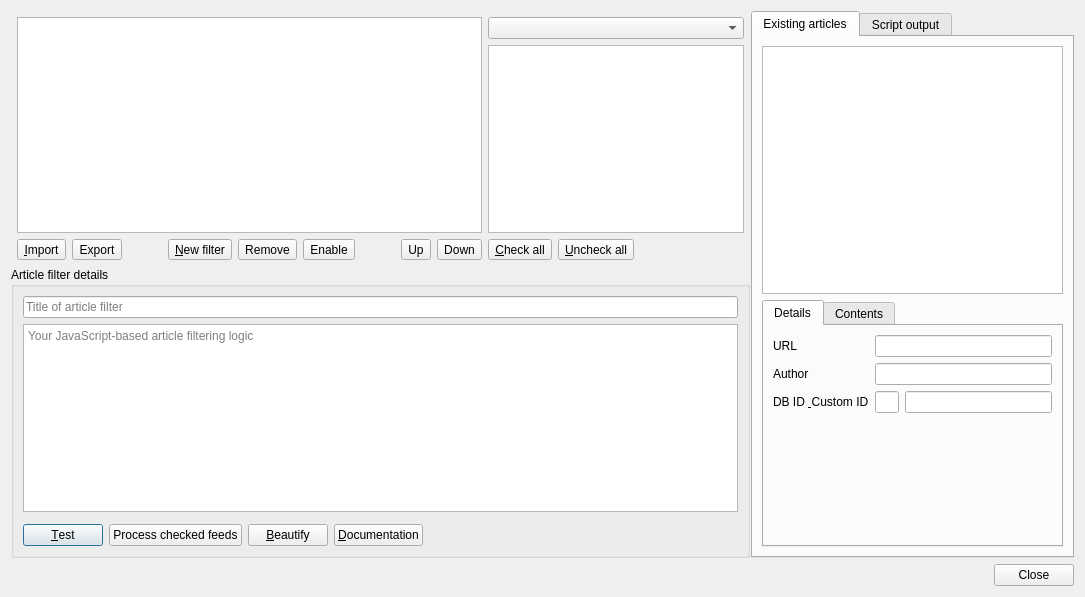
First picture: the form in src/librssguard/gui/dialogs/formmessagefiltersmanager.ui, repository martinrotter/rssguard, before the edit.
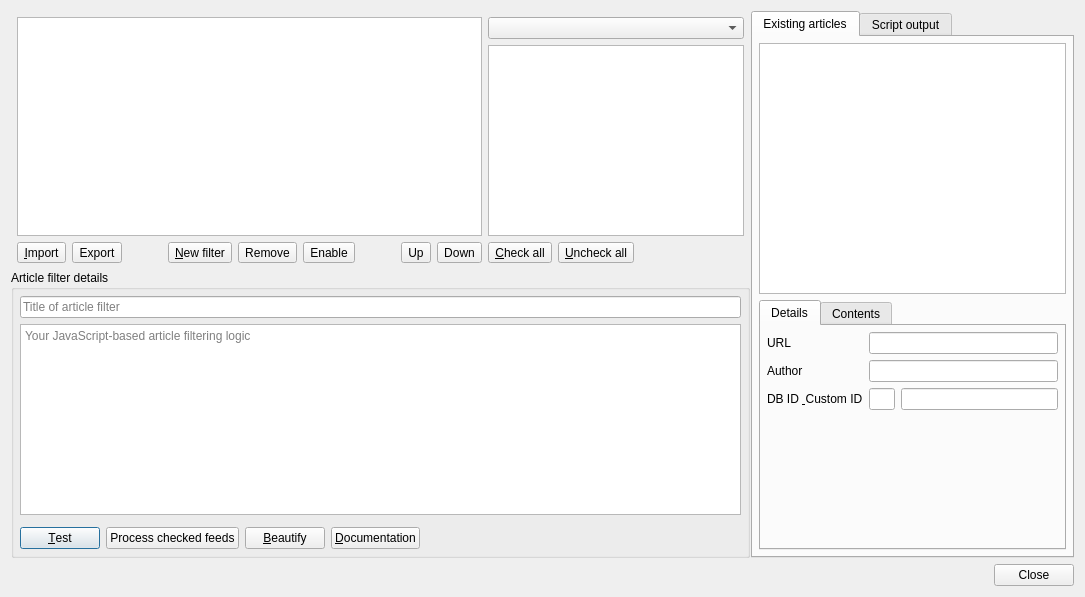
Second picture: the form after the edit. Custom widgets are drawn as their Qt base class.

Commit message: margins in filters dialog

```diff
--- a/src/librssguard/gui/dialogs/formmessagefiltersmanager.ui
+++ b/src/librssguard/gui/dialogs/formmessagefiltersmanager.ui
@@ -208,6 +208,18 @@
         <string>Article filter details</string>
        </property>
        <layout class="QVBoxLayout" name="verticalLayout_3">
+        <property name="leftMargin">
+         <number>6</number>
+        </property>
+        <property name="topMargin">
+         <number>6</number>
+        </property>
+        <property name="rightMargin">
+         <number>6</number>
+        </property>
+        <property name="bottomMargin">
+         <number>6</number>
+        </property>
         <item>
          <widget class="QLineEdit" name="m_txtTitle">
           <property name="sizePolicy">
@@ -304,6 +316,18 @@
         <string>Existing articles</string>
        </attribute>
        <layout class="QVBoxLayout" name="verticalLayout_4">
+        <property name="leftMargin">
+         <number>6</number>
+        </property>
+        <property name="topMargin">
+         <number>6</number>
+        </property>
+        <property name="rightMargin">
+         <number>6</number>
+        </property>
+        <property name="bottomMargin">
+         <number>6</number>
+        </property>
         <item>
          <widget class="QTreeView" name="m_treeExistingMessages">
           <property name="sizePolicy">
@@ -345,6 +369,18 @@
             <string>Details</string>
            </attribute>
            <layout class="QFormLayout" name="formLayout">
+            <property name="leftMargin">
+             <number>6</number>
+            </property>
+            <property name="topMargin">
+             <number>6</number>
+            </property>
+            <property name="rightMargin">
+             <number>6</number>
+            </property>
+            <property name="bottomMargin">
+             <number>6</number>
+            </property>
             <item row="0" column="0">
              <widget class="QLabel" name="label">
               <property name="text">
```
Left out of the diff: 24 changed lines with no effect on the pictures.
